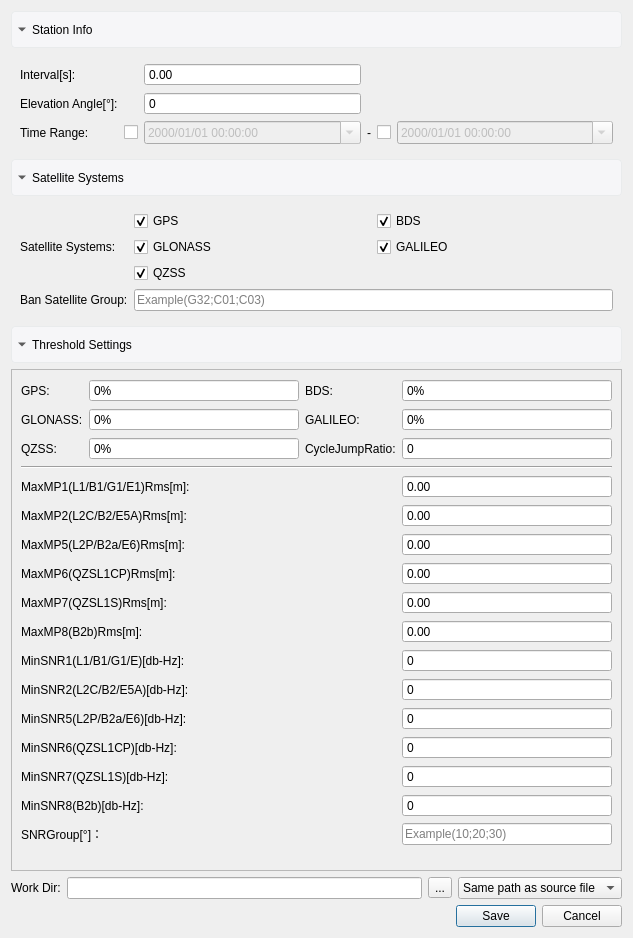
Before: the Qt Designer form src/VeriQC_UI/QCConfigDialog.ui in chcnav-gnss/VeriQC, drawn with Qt 5.
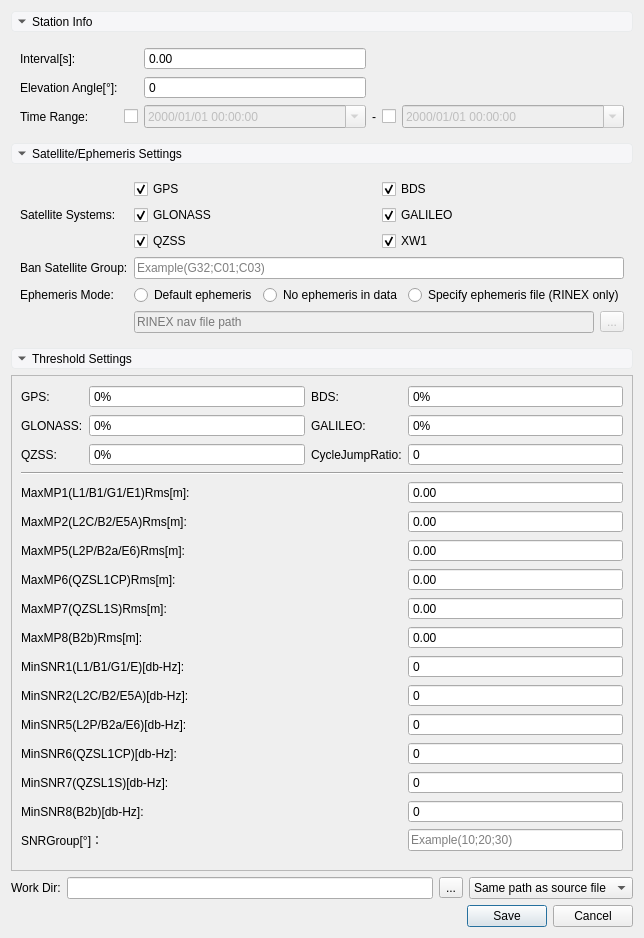
After: the same form once the commit is applied. Icons and pictures are not drawn. Custom widgets are drawn as their Qt base class.

Commit message:
Release V1.0.17.0: add QC diagnosis, config file editors, XW1 support
Sync public source from internal release V1.0.17.0.

- Add QC diagnosis subsystem (QCDiagnose*)
- Add QC / RINEX conversion config file editors
- Add XW1 (SatNet LEO) support
- Update source to V1.0.17.0
- Add release notes and updated user manual
- Add sanitized example configuration files

Diff of the .ui file:
```diff
--- a/src/VeriQC_UI/QCConfigDialog.ui
+++ b/src/VeriQC_UI/QCConfigDialog.ui
@@ -24,7 +24,7 @@
      </property>
      <property name="styleSheet">
       <string notr="true">QToolButton{
-height: 32px;
+height: 2em;
 background-color: #f6f6f8;
 border: 1px solid #e9ebec;
 border-radius: 4px;
@@ -210,7 +210,7 @@
      </property>
      <property name="styleSheet">
       <string notr="true">QToolButton{
-height: 32px;
+height: 2em;
 background-color: #f6f6f8;
 border: 1px solid #e9ebec;
 border-radius: 4px;
@@ -224,7 +224,7 @@
 }</string>
      </property>
      <property name="text">
-      <string>Satellite Systems</string>
+      <string>Satellite/Ephemeris Settings</string>
      </property>
      <property name="checkable">
       <bool>true</bool>
@@ -306,6 +306,16 @@
         </property>
        </widget>
       </item>
+      <item row="2" column="2">
+       <widget class="QCheckBox" name="sysXW1CheckBox">
+        <property name="text">
+         <string>XW1</string>
+        </property>
+        <property name="checked">
+         <bool>true</bool>
+        </property>
+       </widget>
+      </item>
       <item row="0" column="0" rowspan="3">
        <widget class="QLabel" name="label_5">
         <property name="text">
@@ -326,6 +336,83 @@
         </property>
        </widget>
       </item>
+      <item row="4" column="0">
+       <widget class="QLabel" name="label_eph">
+        <property name="text">
+         <string>Ephemeris Mode:</string>
+        </property>
+       </widget>
+      </item>
+      <item row="4" column="1" colspan="2">
+       <layout class="QHBoxLayout" name="ephModeLayout">
+        <item>
+         <widget class="QRadioButton" name="rbEphDefault">
+          <property name="toolTip">
+           <string>Use the ephemeris/nav file auto-discovered next to the observation file.</string>
+          </property>
+          <property name="text">
+           <string>Default ephemeris</string>
+          </property>
+         </widget>
+        </item>
+        <item>
+         <widget class="QRadioButton" name="rbEphNone">
+          <property name="toolTip">
+           <string>Run QC without ephemeris/nav file. Sky plot and elevation-dependent outputs are disabled.</string>
+          </property>
+          <property name="text">
+           <string>No ephemeris in data</string>
+          </property>
+         </widget>
+        </item>
+        <item>
+         <widget class="QRadioButton" name="rbEphCustom">
+          <property name="toolTip">
+           <string>Specify a single RINEX ephemeris/nav file (mixed or per-system).</string>
+          </property>
+          <property name="text">
+           <string>Specify ephemeris file (RINEX only)</string>
+          </property>
+         </widget>
+        </item>
+       </layout>
+      </item>
+      <item row="5" column="1" colspan="2">
+       <layout class="QHBoxLayout" name="ephFilesLayout">
+        <item>
+         <widget class="QLineEdit" name="leEphFilePaths">
+          <property name="enabled">
+           <bool>false</bool>
+          </property>
+          <property name="sizePolicy">
+           <sizepolicy hsizetype="Expanding" vsizetype="Fixed">
+            <horstretch>0</horstretch>
+            <verstretch>0</verstretch>
+           </sizepolicy>
+          </property>
+          <property name="readOnly">
+           <bool>true</bool>
+          </property>
+          <property name="placeholderText">
+           <string>RINEX nav file path</string>
+          </property>
+         </widget>
+        </item>
+        <item>
+         <widget class="QToolButton" name="btnEphBrowse">
+          <property name="enabled">
+           <bool>false</bool>
+          </property>
+          <property name="cursor">
+           <cursorShape>PointingHandCursor</cursorShape>
+          </property>
+          <property name="text">
+           <string>...</string>
+          </property>
+         </widget>
+        </item>
+       </layout>
+      </item>
      </layout>
     </widget>
    </item>
@@ -339,7 +426,7 @@
      </property>
      <property name="styleSheet">
       <string notr="true">QToolButton{
-height: 32px;
+height: 2em;
 background-color: #f6f6f8;
 border: 1px solid #e9ebec;
 border-radius: 4px;
```
The commit also changes 168 other files.
